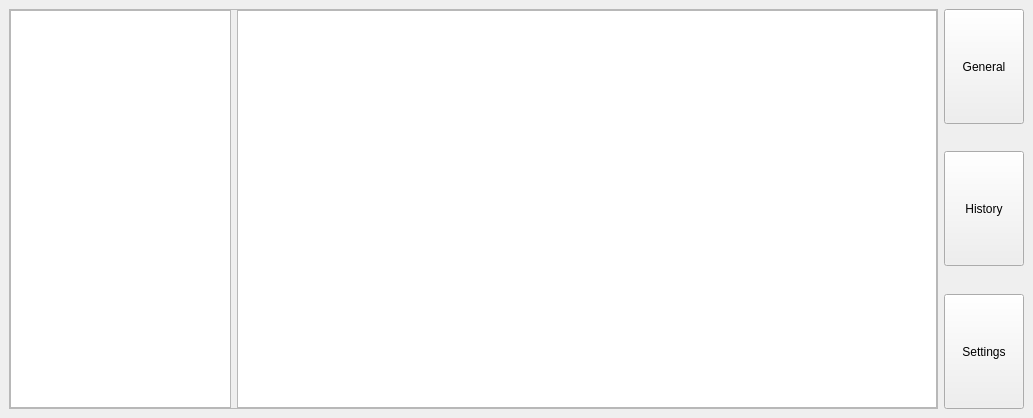
This is mainwindow.ui in eskildsvennungsen/SRRP-GUI as Qt 5 draws it before an edit. The edited form follows.
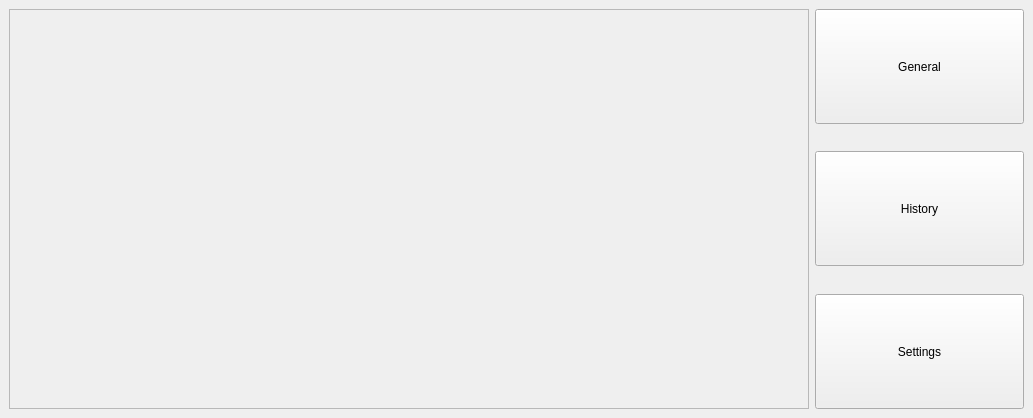
This is the edited form.

The edit to the form file:
```diff
--- a/mainwindow.ui
+++ b/mainwindow.ui
@@ -51,23 +51,6 @@
        <property name="bottomMargin">
         <number>0</number>
        </property>
-       <item>
-        <widget class="QListView" name="fileList">
-         <property name="viewMode">
-          <enum>QListView::ListMode</enum>
-         </property>
-        </widget>
-       </item>
-       <item>
-        <widget class="QTableView" name="tableView">
-         <property name="minimumSize">
-          <size>
-           <width>700</width>
-           <height>0</height>
-          </size>
-         </property>
-        </widget>
-       </item>
       </layout>
      </widget>
     </item>
```
